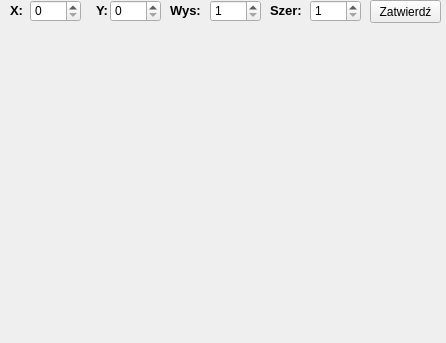
Qt form edycja_obrazow/wytnij.ui (hankav21/edytor_obrazow) before a commit.
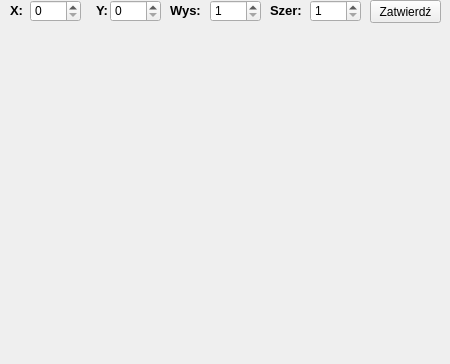
The same form after that commit.

Patch:
```diff
--- a/edycja_obrazow/wytnij.ui
+++ b/edycja_obrazow/wytnij.ui
@@ -6,10 +6,16 @@
    <rect>
     <x>0</x>
     <y>0</y>
-    <width>446</width>
-    <height>343</height>
+    <width>450</width>
+    <height>364</height>
    </rect>
   </property>
+  <property name="minimumSize">
+   <size>
+    <width>450</width>
+    <height>130</height>
+   </size>
+  </property>
   <property name="floating">
    <bool>true</bool>
   </property>
```
